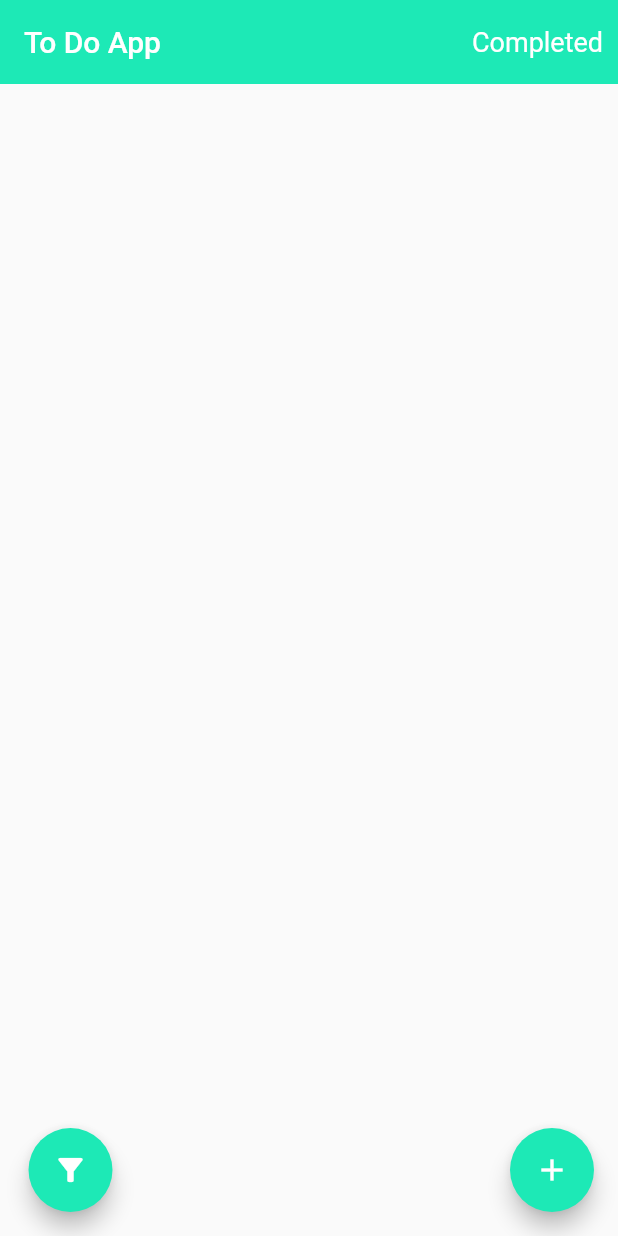
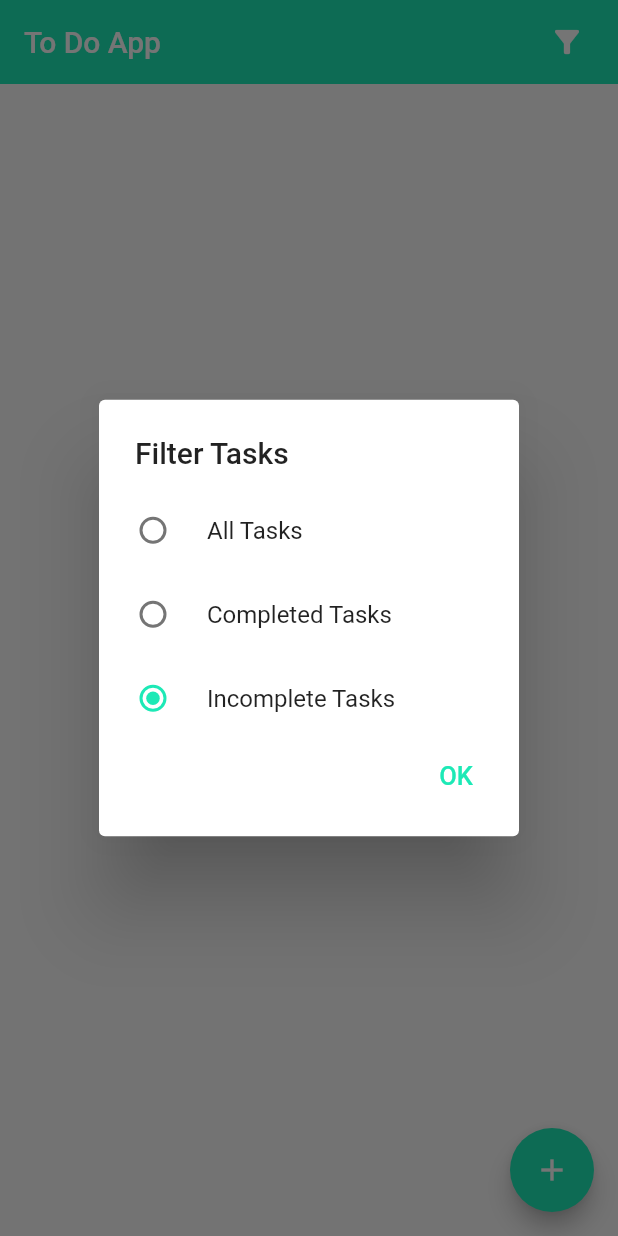
Before and after one commit to Movses555/to_do_app, a Flutter app: the screen it shows after launch, after a tap on the "filter list alt" icon, on a phone screen of 412 x 824 dp. Run offline on Flutter 3.47's test engine with Material 2 defaults, Android fonts, the phone set to English and light mode, and no system bars; our stand-ins replace flutter_slidable, modal_bottom_sheet, shared_preferences.

```diff
--- a/lib/Main Page/main_page.dart
+++ b/lib/Main Page/main_page.dart
@@ -23,7 +23,13 @@ class _MainPageState extends State<MainPage>{
   late double width;
   late StateSetter taskStatusFilterState;
 
-  bool showCompleted = false;
+
+  // Values for radio list tiles
+  String allTasks = 'all_tasks';
+  String completedTasks = 'completed_tasks';
+  String incompleteTasks = 'incomplete_tasks';
+
+  String groupValue = 'incomplete_tasks';
 
 
   // Define colors of task
@@ -38,10 +44,8 @@ class _MainPageState extends State<MainPage>{
   TextEditingController titleFieldController = TextEditingController();
   TextEditingController descriptionFieldController = TextEditingController();
 
-
   // Define tasks list
-  List<TaskModel> completedTasks = [];
-  List<TaskModel> incompleteTasks = [];
+  List<TaskModel> tasksList = [];
 
   @override
   void initState() {
@@ -73,42 +77,87 @@ class _MainPageState extends State<MainPage>{
         width = constraints.maxWidth; // Getting device screen max width
         return Scaffold(
           appBar: AppBar(
+            title: const Text('To Do App'),
             systemOverlayStyle: SystemUiOverlayStyle.light, // Set the toolbar color to white
-            title: const Text('To Do App'),
             backgroundColor: Colors.tealAccent[400],
             centerTitle: false,
             elevation: 0,
             actions: [
-              StatefulBuilder(
-                builder: (context, setState){
-                  taskStatusFilterState = setState;
-                  return Padding(
+              Padding(
                 padding: const EdgeInsets.only(right: 10),
                 child: Center(
-                      child: Text(showCompleted ? 'Completed' : 'Incomplete', style: const TextStyle(fontSize: 18)),
+                  child: IconButton(
+                    icon: Icon(Icons.filter_list_alt),
+                    onPressed: (){
+                      // Dialog to filter tasks
+                      showDialog(
+                        context: context,
+                        builder: (context){
+                          return StatefulBuilder(
+                            builder: (context, dialogState){
+                              return SimpleDialog(
+                                title: Text('Filter Tasks'),
+                                children: [
+                                  RadioListTile<String>(
+                                    title: Text('All Tasks'),
+                                    value: allTasks,
+                                    groupValue: groupValue,
+                                    activeColor: Colors.tealAccent[400],
+                                    onChanged: (value){
+                                      dialogState((){
+                                        groupValue = value!;
+                                      });
+                                    },
                                   ),
+                                  RadioListTile<String>(
+                                    title: Text('Completed Tasks'),
+                                    value: completedTasks,
+                                    groupValue: groupValue,
+                                    activeColor: Colors.tealAccent[400],
+                                    onChanged: (value){
+                                      dialogState((){
+                                        groupValue = value!;
+                                      });
+                                    },
+                                  ),
+                                  RadioListTile<String>(
+                                    title: Text('Incomplete Tasks'),
+                                    value: incompleteTasks,
+                                    groupValue: groupValue,
+                                    activeColor: Colors.tealAccent[400],
+                                    onChanged: (value){
+                                      dialogState((){
+                                        groupValue = value!;
+                                      });
+                                    },
+                                  ),
+                                  Align(
+                                    alignment: Alignment.centerRight, // Setting the Apply button to right in the dialog
+                                    child: Padding(
+                                      padding: EdgeInsets.only(right: 10),
+                                      child: TextButton(
+                                        child: Text('OK', style: TextStyle(fontSize: 17, color: Colors.tealAccent[400])),
+                                        onPressed: (){
+                                          setState((){});
+                                          Navigator.pop(context);
+                                        }
+                                      ),
+                                    )
+                                  )
+                                ],
                               );
                             },
+                          );
+                        }
+                      );
+                    },
+                  )
+                ),
               )
             ],
           ),
           body: mainBody(),
-          floatingActionButton: Row(
-            mainAxisAlignment: MainAxisAlignment.spaceBetween,
-            children: [
-              Container(
-                margin: const EdgeInsets.only(left: 35),
-                child: FloatingActionButton(
-                  onPressed: (){
-                    setState((){
-                      showCompleted = !showCompleted;
-                    });
-                  },
-                  backgroundColor: Colors.tealAccent[400],
-                  child: const Icon(Icons.filter_list_alt),
-                ),
-              ),
-              FloatingActionButton(
+          floatingActionButton: FloatingActionButton(
             onPressed: (){
 
               // Showing add task bottom sheet
@@ -123,8 +172,6 @@ class _MainPageState extends State<MainPage>{
             backgroundColor: Colors.tealAccent[400],
             child: const Icon(Icons.add),
           ),
-            ],
-          )
         );
       },
     );
@@ -138,11 +185,16 @@ class _MainPageState extends State<MainPage>{
       margin: const EdgeInsets.only(left: 10, right: 10, top: 10),
       child: Consumer<TaskProvider>( // Consumer is updating its child state when notifyListeners() is called
         builder: (context, viewModel, child){
-          List<TaskModel> tasksList = [];
-          if(!showCompleted){
+          switch(groupValue){
+            case 'all_tasks':
+              tasksList = viewModel.getAllTasks;
+              break;
+            case 'completed_tasks':
+              tasksList = viewModel.getCompletedTasks;
+              break;
+            case 'incomplete_tasks':
               tasksList = viewModel.getIncompleteTasks;
-          }else{
-            tasksList = viewModel.getCompletedTasks;
+              break;
           }
           return ListView.separated(
             itemCount: tasksList.length,
@@ -156,20 +208,20 @@ class _MainPageState extends State<MainPage>{
                   endActionPane: ActionPane(
                     extentRatio: 1,
                     dragDismissible: true,
-                    motion: DrawerMotion(),
+                    motion: const DrawerMotion(),
                     children: [
                       SlidableAction(
                           icon: task.getCompleted ? Icons.close_sharp : CupertinoIcons.checkmark,
                           backgroundColor: task.getCompleted ? Colors.deepOrange : Colors.green,
                           foregroundColor: Colors.white,
-                          borderRadius: BorderRadius.all(Radius.circular(10)),
+                          borderRadius: const BorderRadius.all(Radius.circular(10)),
                           label: task.getCompleted ? 'Not completed' : 'Complete',
                           onPressed: (context){
                             // Setting task status to completed
                             if(task.getCompleted){
-                              Provider.of<TaskProvider>(context, listen: false).setCompleted(false, index);
+                              Provider.of<TaskProvider>(context, listen: false).setCompleted(false, task);
                             }else{
-                              Provider.of<TaskProvider>(context, listen: false).setCompleted(true, index);
+                              Provider.of<TaskProvider>(context, listen: false).setCompleted(true, task);
                             }
                           }
                       ),
@@ -197,7 +249,7 @@ class _MainPageState extends State<MainPage>{
                         label: 'Delete',
                         onPressed: (context){
                           // Deleting task
-                          Provider.of<TaskProvider>(context, listen: false).deleteTask(index);
+                          Provider.of<TaskProvider>(context, listen: false).deleteTask(task);
                         },
                       ),
                     ],
@@ -312,7 +364,7 @@ class _MainPageState extends State<MainPage>{
                                 isCompleted: task!.getCompleted
                             );
 
-                            Provider.of<TaskProvider>(context, listen: false).editTask(edited, index);
+                            Provider.of<TaskProvider>(context, listen: false).editTask(task, edited, index);
 
                             // Update state of the app
                             Navigator.pop(context); // Close the sheet
--- a/lib/Task Storage/task_storage.dart
+++ b/lib/Task Storage/task_storage.dart
@@ -32,8 +32,4 @@ class TaskStorage{
 
     return taskList;
   }
-
-  static void clear(){
-    prefs.clear();
-  }
 }
```
Also changed, not shown: lib/Task Provider/task_provider.dart (+26 -14 lines), 2 other files. Lines whose indentation alone changed are shown as unchanged.
